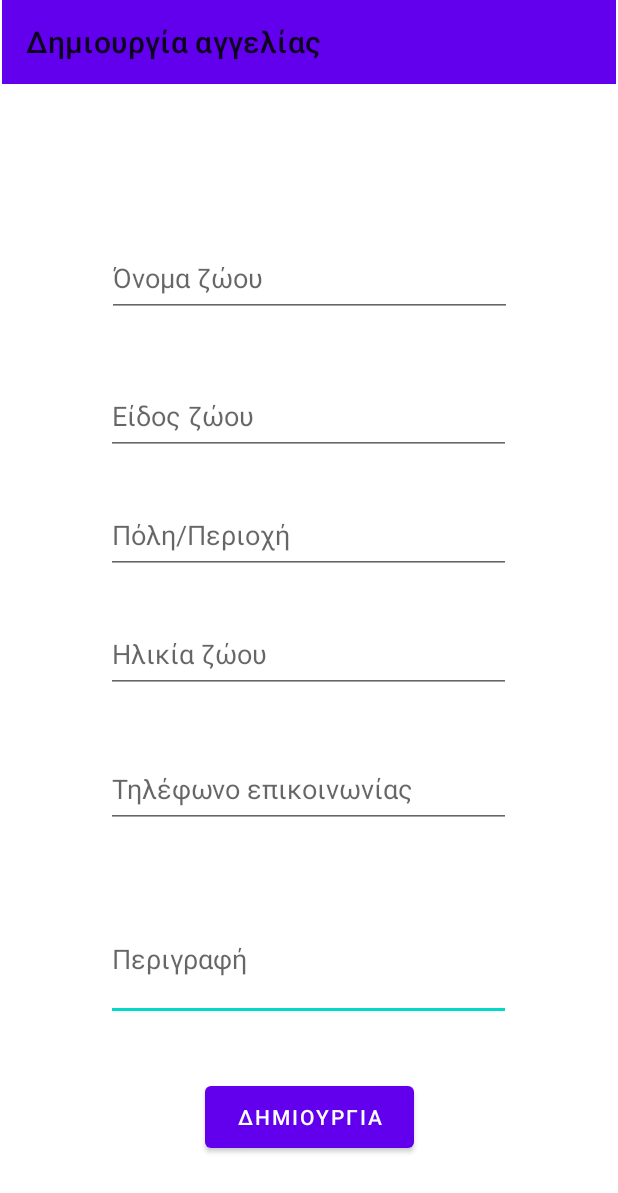
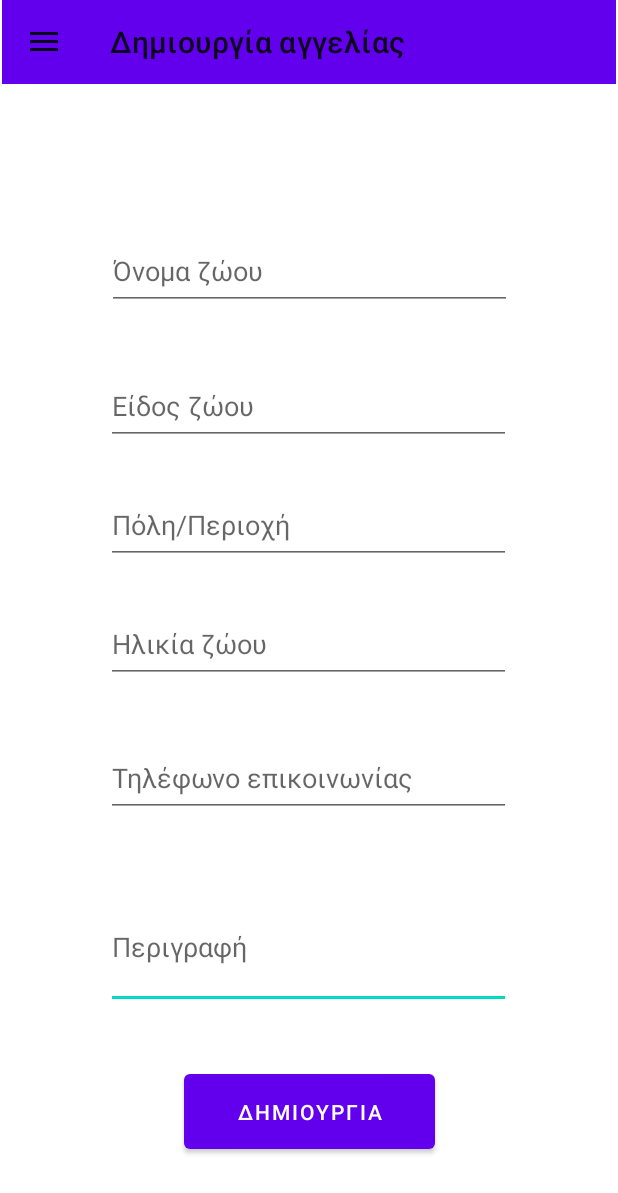
Before and after one commit to SimosNeopoulos/AdoptMe, an Android app: the AddPostActivity screen opened directly, with no data from a screen before it, on a phone screen of 412 x 824 dp. Shown: the top 1193 px of the screen. Run offline under Robolectric (Android 15) with nearby library versions, the phone set to English and light mode, and no system bars.

Commit message:
menu in AddPost, editPost fixed myProfile button bug

```diff
--- a/app/src/main/java/com/example/adoptme/AddPostActivity.java
+++ b/app/src/main/java/com/example/adoptme/AddPostActivity.java
@@ -1,17 +1,27 @@
 package com.example.adoptme;
 
+import androidx.appcompat.app.ActionBarDrawerToggle;
 import androidx.appcompat.app.AppCompatActivity;
+import androidx.appcompat.widget.Toolbar;
+import androidx.drawerlayout.widget.DrawerLayout;
 
+import android.content.Intent;
 import android.os.Bundle;
 import android.view.View;
 import android.widget.Button;
 import android.widget.EditText;
+import android.widget.Toast;
+
+import com.google.android.material.navigation.NavigationView;
 
 public class AddPostActivity extends AppCompatActivity {
 
     private EditText name, age, species, description, telephone, town;
     private Button createPostBtn;
     private SessionManager sessionManager;
+    NavigationView navigationView;
+    DrawerLayout drawerLayout;
+    ActionBarDrawerToggle actionBarDrawerToggle;
     DatabaseHelper databaseHelper;
     @Override
     protected void onCreate(Bundle savedInstanceState) {
@@ -27,7 +37,35 @@ public class AddPostActivity extends AppCompatActivity {
         town = findViewById(R.id.addPostTown);
         createPostBtn = findViewById(R.id.addPostBtn);
         createPostBtn.setOnClickListener(this::addPost);
+        setUpToolbar();
+        navigationView = findViewById(R.id.navigation_menu);
+        navigationView.setNavigationItemSelectedListener(menuItem -> {
+            if(menuItem.getItemId() == R.id.mainpage){
+                Intent intentMain = new Intent(AddPostActivity.this, MainActivity.class);
+                startActivity(intentMain);
+
+            }else if(menuItem.getItemId() == R.id.my_profile){
+                Intent intentDonation = new Intent(AddPostActivity.this, MyProfileActivity.class);
+                startActivity(intentDonation);
+            }else if(menuItem.getItemId() == R.id.logout){
+                Toast.makeText(this, "Επιτυχής Αποσύνδεση", Toast.LENGTH_SHORT).show();
+                Intent intentDonation = new Intent(AddPostActivity.this, LoginActivity.class);
+                startActivity(intentDonation);
+            }
+            return false;
+        });
+
     }
+
+    public void setUpToolbar() {
+        drawerLayout = findViewById(R.id.my_drawer_layout);
+        Toolbar toolbar = findViewById(R.id.addPostToolbar);
+        setSupportActionBar(toolbar);
+        actionBarDrawerToggle = new ActionBarDrawerToggle(this, drawerLayout, toolbar, R.string.app_name, R.string.app_name);
+        drawerLayout.addDrawerListener(actionBarDrawerToggle);
+        actionBarDrawerToggle.syncState( );
+    }
+
 
     private void addPost(View view) {
         String name, age, species, description, telephone, town;
--- a/app/src/main/res/layout/activity_add_post.xml
+++ b/app/src/main/res/layout/activity_add_post.xml
@@ -1,7 +1,15 @@
 <?xml version="1.0" encoding="utf-8"?>
-<androidx.constraintlayout.widget.ConstraintLayout xmlns:android="http://schemas.android.com/apk/res/android"
+<androidx.drawerlayout.widget.DrawerLayout  xmlns:android="http://schemas.android.com/apk/res/android"
     xmlns:app="http://schemas.android.com/apk/res-auto"
     xmlns:tools="http://schemas.android.com/tools"
+    android:id="@+id/my_drawer_layout"
+    android:layout_width="match_parent"
+    android:layout_height="match_parent"
+    android:orientation="vertical"
+    tools:context="com.example.adoptme.AddPostActivity"
+    tools:ignore="HardcodedText">
+
+<androidx.constraintlayout.widget.ConstraintLayout
     android:layout_width="match_parent"
     android:layout_height="match_parent"
     tools:context=".AddPostActivity">
@@ -110,8 +118,8 @@
 
     <Button
         android:id="@+id/addPostBtn"
-        android:layout_width="139dp"
-        android:layout_height="53dp"
+        android:layout_width="167dp"
+        android:layout_height="62dp"
         android:text="@string/add_post"
         app:layout_constraintBottom_toBottomOf="parent"
         app:layout_constraintEnd_toEndOf="parent"
@@ -119,5 +127,23 @@
         app:layout_constraintTop_toTopOf="parent"
         app:layout_constraintVertical_bias="0.932" />
 
+</androidx.constraintlayout.widget.ConstraintLayout>
 
-</androidx.constraintlayout.widget.ConstraintLayout>
+    <com.google.android.material.navigation.NavigationView
+        android:id="@+id/navigation_menu"
+        android:layout_width="wrap_content"
+        android:layout_height="match_parent"
+        android:layout_gravity="start"
+        android:background="@color/white"
+        app:headerLayout="@layout/header"
+        app:itemTextColor="@color/black"
+        app:layout_constraintBottom_toBottomOf="parent"
+        app:layout_constraintEnd_toEndOf="parent"
+        app:layout_constraintHorizontal_bias="0.0"
+        app:layout_constraintStart_toStartOf="parent"
+        app:layout_constraintTop_toTopOf="parent"
+        app:layout_constraintVertical_bias="0.0"
+        app:menu="@menu/drawer_menu" />
+
+
+</androidx.drawerlayout.widget.DrawerLayout>
--- a/app/src/main/res/layout/activity_my_profile.xml
+++ b/app/src/main/res/layout/activity_my_profile.xml
@@ -88,8 +88,8 @@
         android:id="@+id/profileBtn"
         android:layout_width="153dp"
         android:layout_height="65dp"
-        android:onClick="signUp"
-        android:text="Αποθήκευση"
+        android:onClick="editProfile"
+        android:text="Αποθηκευση"
         app:layout_constraintBottom_toBottomOf="parent"
         app:layout_constraintEnd_toEndOf="parent"
         app:layout_constraintStart_toStartOf="parent"
```
Also changed, not shown: app/src/main/java/com/example/adoptme/EditPostActivity.java (+35 -0 lines), app/src/main/res/layout/activity_edit_post.xml (+26 -1 lines).
